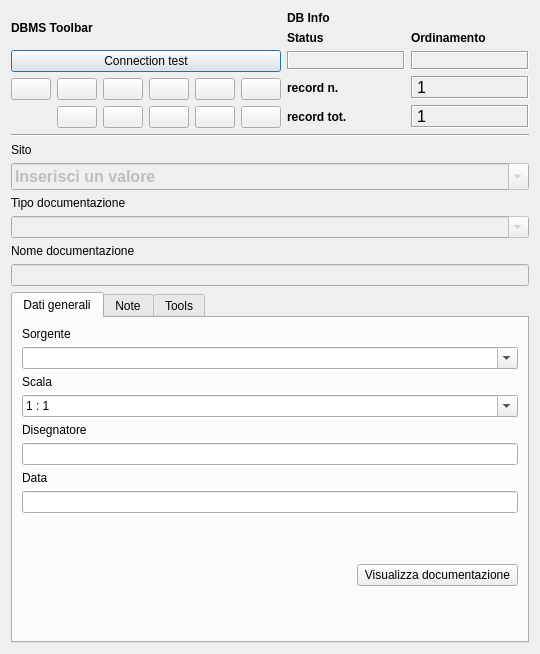
Old version of the form gui/ui/Documentazione.ui in the repository pyarchinit/pyarchinit.
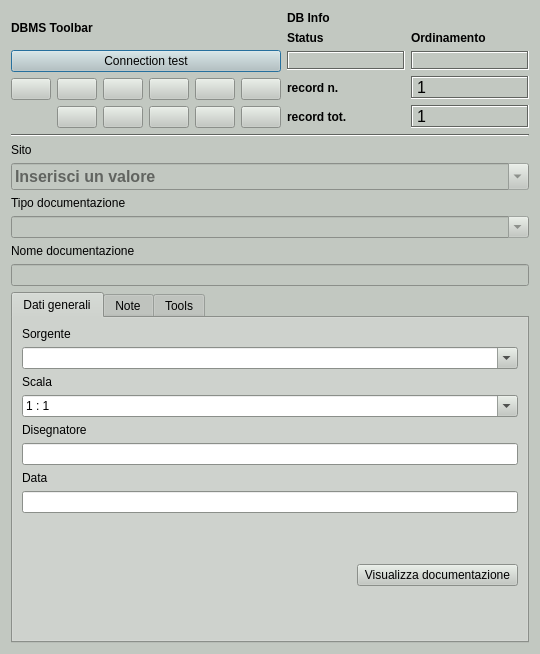
New version of the form. Icons and pictures are not drawn.

Commit message: change backgroud color ui

The edit to the form file:
```diff
--- a/gui/ui/Documentazione.ui
+++ b/gui/ui/Documentazione.ui
@@ -16,6 +16,448 @@
     <height>400</height>
    </size>
   </property>
+  <property name="palette">
+   <palette>
+    <active>
+     <colorrole role="WindowText">
+      <brush brushstyle="SolidPattern">
+       <color alpha="255">
+        <red>0</red>
+        <green>0</green>
+        <blue>0</blue>
+       </color>
+      </brush>
+     </colorrole>
+     <colorrole role="Button">
+      <brush brushstyle="SolidPattern">
+       <color alpha="255">
+        <red>194</red>
+        <green>200</green>
+        <blue>193</blue>
+       </color>
+      </brush>
+     </colorrole>
+     <colorrole role="Light">
+      <brush brushstyle="SolidPattern">
+       <color alpha="255">
+        <red>255</red>
+        <green>255</green>
+        <blue>255</blue>
+       </color>
+      </brush>
+     </colorrole>
+     <colorrole role="Midlight">
+      <brush brushstyle="SolidPattern">
+       <color alpha="255">
+        <red>224</red>
+        <green>227</green>
+        <blue>224</blue>
+       </color>
+      </brush>
+     </colorrole>
+     <colorrole role="Dark">
+      <brush brushstyle="SolidPattern">
+       <color alpha="255">
+        <red>97</red>
+        <green>100</green>
+        <blue>96</blue>
+       </color>
+      </brush>
+     </colorrole>
+     <colorrole role="Mid">
+      <brush brushstyle="SolidPattern">
+       <color alpha="255">
+        <red>129</red>
+        <green>133</green>
+        <blue>129</blue>
+       </color>
+      </brush>
+     </colorrole>
+     <colorrole role="Text">
+      <brush brushstyle="SolidPattern">
+       <color alpha="255">
+        <red>0</red>
+        <green>0</green>
+        <blue>0</blue>
+       </color>
+      </brush>
+     </colorrole>
+     <colorrole role="BrightText">
+      <brush brushstyle="SolidPattern">
+       <color alpha="255">
+        <red>255</red>
+        <green>255</green>
+        <blue>255</blue>
+       </color>
+      </brush>
+     </colorrole>
+     <colorrole role="ButtonText">
+      <brush brushstyle="SolidPattern">
+       <color alpha="255">
+        <red>0</red>
+        <green>0</green>
+        <blue>0</blue>
+       </color>
+      </brush>
+     </colorrole>
+     <colorrole role="Base">
+      <brush brushstyle="SolidPattern">
+       <color alpha="255">
+        <red>255</red>
+        <green>255</green>
+        <blue>255</blue>
+       </color>
+      </brush>
+     </colorrole>
+     <colorrole role="Window">
+      <brush brushstyle="SolidPattern">
+       <color alpha="255">
+        <red>194</red>
+        <green>200</green>
+        <blue>193</blue>
+       </color>
+      </brush>
+     </colorrole>
+     <colorrole role="Shadow">
+      <brush brushstyle="SolidPattern">
+       <color alpha="255">
+        <red>0</red>
+        <green>0</green>
+        <blue>0</blue>
+       </color>
+      </brush>
+     </colorrole>
+     <colorrole role="AlternateBase">
+      <brush brushstyle="SolidPattern">
+       <color alpha="255">
+        <red>224</red>
+        <green>227</green>
+        <blue>224</blue>
+       </color>
+      </brush>
+     </colorrole>
+     <colorrole role="ToolTipBase">
+      <brush brushstyle="SolidPattern">
+       <color alpha="255">
+        <red>255</red>
+        <green>255</green>
+        <blue>220</blue>
+       </color>
+      </brush>
+     </colorrole>
+     <colorrole role="ToolTipText">
+      <brush brushstyle="SolidPattern">
+       <color alpha="255">
+        <red>0</red>
+        <green>0</green>
+        <blue>0</blue>
+       </color>
+      </brush>
+     </colorrole>
+     <colorrole role="PlaceholderText">
+      <brush brushstyle="SolidPattern">
+       <color alpha="128">
+        <red>0</red>
+        <green>0</green>
+        <blue>0</blue>
+       </color>
+      </brush>
+     </colorrole>
+    </active>
+    <inactive>
+     <colorrole role="WindowText">
+      <brush brushstyle="SolidPattern">
+       <color alpha="255">
+        <red>0</red>
+        <green>0</green>
+        <blue>0</blue>
+       </color>
+      </brush>
+     </colorrole>
+     <colorrole role="Button">
+      <brush brushstyle="SolidPattern">
+       <color alpha="255">
+        <red>194</red>
+        <green>200</green>
+        <blue>193</blue>
+       </color>
+      </brush>
+     </colorrole>
+     <colorrole role="Light">
+      <brush brushstyle="SolidPattern">
+       <color alpha="255">
+        <red>255</red>
+        <green>255</green>
+        <blue>255</blue>
+       </color>
+      </brush>
+     </colorrole>
+     <colorrole role="Midlight">
+      <brush brushstyle="SolidPattern">
+       <color alpha="255">
+        <red>224</red>
+        <green>227</green>
+        <blue>224</blue>
+       </color>
+      </brush>
+     </colorrole>
+     <colorrole role="Dark">
+      <brush brushstyle="SolidPattern">
+       <color alpha="255">
+        <red>97</red>
+        <green>100</green>
+        <blue>96</blue>
+       </color>
+      </brush>
+     </colorrole>
+     <colorrole role="Mid">
+      <brush brushstyle="SolidPattern">
+       <color alpha="255">
+        <red>129</red>
+        <green>133</green>
+        <blue>129</blue>
+       </color>
+      </brush>
+     </colorrole>
+     <colorrole role="Text">
+      <brush brushstyle="SolidPattern">
+       <color alpha="255">
+        <red>0</red>
+        <green>0</green>
+        <blue>0</blue>
+       </color>
+      </brush>
+     </colorrole>
+     <colorrole role="BrightText">
+      <brush brushstyle="SolidPattern">
+       <color alpha="255">
+        <red>255</red>
+        <green>255</green>
+        <blue>255</blue>
+       </color>
+      </brush>
+     </colorrole>
+     <colorrole role="ButtonText">
+      <brush brushstyle="SolidPattern">
+       <color alpha="255">
+        <red>0</red>
+        <green>0</green>
+        <blue>0</blue>
+       </color>
+      </brush>
+     </colorrole>
+     <colorrole role="Base">
+      <brush brushstyle="SolidPattern">
+       <color alpha="255">
+        <red>255</red>
+        <green>255</green>
+        <blue>255</blue>
+       </color>
+      </brush>
+     </colorrole>
+     <colorrole role="Window">
+      <brush brushstyle="SolidPattern">
+       <color alpha="255">
+        <red>194</red>
+        <green>200</green>
+        <blue>193</blue>
+       </color>
+      </brush>
+     </colorrole>
+     <colorrole role="Shadow">
+      <brush brushstyle="SolidPattern">
+       <color alpha="255">
+        <red>0</red>
+        <green>0</green>
+        <blue>0</blue>
+       </color>
+      </brush>
+     </colorrole>
+     <colorrole role="AlternateBase">
+      <brush brushstyle="SolidPattern">
+       <color alpha="255">
+        <red>224</red>
+        <green>227</green>
+        <blue>224</blue>
+       </color>
+      </brush>
+     </colorrole>
+     <colorrole role="ToolTipBase">
+      <brush brushstyle="SolidPattern">
+       <color alpha="255">
+        <red>255</red>
+        <green>255</green>
+        <blue>220</blue>
+       </color>
+      </brush>
+     </colorrole>
+     <colorrole role="ToolTipText">
+      <brush brushstyle="SolidPattern">
+       <color alpha="255">
+        <red>0</red>
+        <green>0</green>
+        <blue>0</blue>
+       </color>
+      </brush>
+     </colorrole>
+     <colorrole role="PlaceholderText">
+      <brush brushstyle="SolidPattern">
+       <color alpha="128">
+        <red>0</red>
+        <green>0</green>
+        <blue>0</blue>
+       </color>
+      </brush>
+     </colorrole>
+    </inactive>
+    <disabled>
+     <colorrole role="WindowText">
+      <brush brushstyle="SolidPattern">
+       <color alpha="255">
+        <red>97</red>
+        <green>100</green>
+        <blue>96</blue>
+       </color>
+      </brush>
+     </colorrole>
+     <colorrole role="Button">
+      <brush brushstyle="SolidPattern">
+       <color alpha="255">
+        <red>194</red>
+        <green>200</green>
+        <blue>193</blue>
+       </color>
+      </brush>
+     </colorrole>
+     <colorrole role="Light">
+      <brush brushstyle="SolidPattern">
+       <color alpha="255">
+        <red>255</red>
+        <green>255</green>
+        <blue>255</blue>
+       </color>
+      </brush>
+     </colorrole>
+     <colorrole role="Midlight">
+      <brush brushstyle="SolidPattern">
+       <color alpha="255">
+        <red>224</red>
+        <green>227</green>
+        <blue>224</blue>
+       </color>
+      </brush>
+     </colorrole>
+     <colorrole role="Dark">
+      <brush brushstyle="SolidPattern">
+       <color alpha="255">
+        <red>97</red>
+        <green>100</green>
+        <blue>96</blue>
+       </color>
+      </brush>
+     </colorrole>
+     <colorrole role="Mid">
+      <brush brushstyle="SolidPattern">
+       <color alpha="255">
+        <red>129</red>
+        <green>133</green>
+        <blue>129</blue>
+       </color>
+      </brush>
+     </colorrole>
+     <colorrole role="Text">
+      <brush brushstyle="SolidPattern">
+       <color alpha="255">
+        <red>97</red>
+        <green>100</green>
+        <blue>96</blue>
+       </color>
+      </brush>
+     </colorrole>
+     <colorrole role="BrightText">
+      <brush brushstyle="SolidPattern">
+       <color alpha="255">
+        <red>255</red>
+        <green>255</green>
+        <blue>255</blue>
+       </color>
+      </brush>
+     </colorrole>
+     <colorrole role="ButtonText">
+      <brush brushstyle="SolidPattern">
+       <color alpha="255">
+        <red>97</red>
+        <green>100</green>
+        <blue>96</blue>
+       </color>
+      </brush>
+     </colorrole>
+     <colorrole role="Base">
+      <brush brushstyle="SolidPattern">
+       <color alpha="255">
+        <red>194</red>
+        <green>200</green>
+        <blue>193</blue>
+       </color>
+      </brush>
+     </colorrole>
+     <colorrole role="Window">
+      <brush brushstyle="SolidPattern">
+       <color alpha="255">
+        <red>194</red>
+        <green>200</green>
+        <blue>193</blue>
+       </color>
+      </brush>
+     </colorrole>
+     <colorrole role="Shadow">
+      <brush brushstyle="SolidPattern">
+       <color alpha="255">
+        <red>0</red>
+        <green>0</green>
+        <blue>0</blue>
+       </color>
+      </brush>
+     </colorrole>
+     <colorrole role="AlternateBase">
+      <brush brushstyle="SolidPattern">
+       <color alpha="255">
+        <red>194</red>
+        <green>200</green>
+        <blue>193</blue>
+       </color>
+      </brush>
+     </colorrole>
+     <colorrole role="ToolTipBase">
+      <brush brushstyle="SolidPattern">
+       <color alpha="255">
+        <red>255</red>
+        <green>255</green>
+        <blue>220</blue>
+       </color>
+      </brush>
+     </colorrole>
+     <colorrole role="ToolTipText">
+      <brush brushstyle="SolidPattern">
+       <color alpha="255">
+        <red>0</red>
+        <green>0</green>
+        <blue>0</blue>
+       </color>
+      </brush>
+     </colorrole>
+     <colorrole role="PlaceholderText">
+      <brush brushstyle="SolidPattern">
+       <color alpha="128">
+        <red>0</red>
+        <green>0</green>
+        <blue>0</blue>
+       </color>
+      </brush>
+     </colorrole>
+    </disabled>
+   </palette>
+  </property>
   <property name="windowTitle">
    <string>pyArchInit Gestione Scavi - Scheda Documentazione</string>
   </property>
```
The commit also changes 36 other files.
